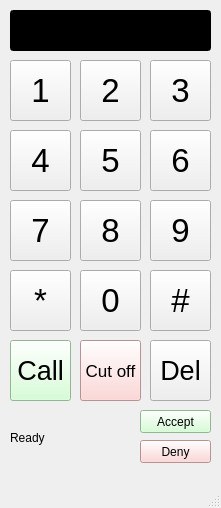
BBQHK/SIM800C_Phone, file SIM800C_PhoneCallUI.ui: the form before one commit.
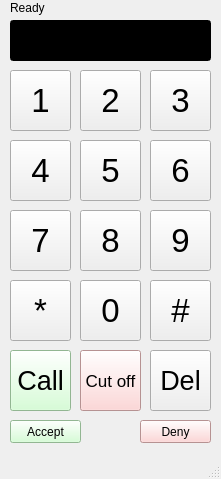
The form after the commit.

Diff of the .ui file:
```diff
--- a/SIM800C_PhoneCallUI.ui
+++ b/SIM800C_PhoneCallUI.ui
@@ -10,7 +10,7 @@
     <x>0</x>
     <y>0</y>
     <width>221</width>
-    <height>508</height>
+    <height>479</height>
    </rect>
   </property>
   <property name="windowTitle">
@@ -27,7 +27,7 @@
     <property name="geometry">
      <rect>
       <x>10</x>
-      <y>60</y>
+      <y>70</y>
       <width>61</width>
       <height>61</height>
      </rect>
@@ -45,7 +45,7 @@
     <property name="geometry">
      <rect>
       <x>80</x>
-      <y>60</y>
+      <y>70</y>
       <width>61</width>
       <height>61</height>
      </rect>
@@ -63,7 +63,7 @@
     <property name="geometry">
      <rect>
       <x>150</x>
-      <y>60</y>
+      <y>70</y>
       <width>61</width>
       <height>61</height>
      </rect>
@@ -81,7 +81,7 @@
     <property name="geometry">
      <rect>
       <x>10</x>
-      <y>130</y>
+      <y>140</y>
       <width>61</width>
       <height>61</height>
      </rect>
@@ -99,7 +99,7 @@
     <property name="geometry">
      <rect>
       <x>80</x>
-      <y>130</y>
+      <y>140</y>
       <width>61</width>
       <height>61</height>
      </rect>
@@ -117,7 +117,7 @@
     <property name="geometry">
      <rect>
       <x>150</x>
-      <y>130</y>
+      <y>140</y>
       <width>61</width>
       <height>61</height>
      </rect>
@@ -135,7 +135,7 @@
     <property name="geometry">
      <rect>
       <x>10</x>
-      <y>200</y>
+      <y>210</y>
       <width>61</width>
       <height>61</height>
      </rect>
@@ -153,7 +153,7 @@
     <property name="geometry">
      <rect>
       <x>80</x>
-      <y>200</y>
+      <y>210</y>
       <width>61</width>
       <height>61</height>
      </rect>
@@ -171,7 +171,7 @@
     <property name="geometry">
      <rect>
       <x>150</x>
-      <y>200</y>
+      <y>210</y>
       <width>61</width>
       <height>61</height>
      </rect>
@@ -189,7 +189,7 @@
     <property name="geometry">
      <rect>
       <x>10</x>
-      <y>270</y>
+      <y>280</y>
       <width>61</width>
       <height>61</height>
      </rect>
@@ -207,7 +207,7 @@
     <property name="geometry">
      <rect>
       <x>80</x>
-      <y>270</y>
+      <y>280</y>
       <width>61</width>
       <height>61</height>
      </rect>
@@ -225,7 +225,7 @@
     <property name="geometry">
      <rect>
       <x>150</x>
-      <y>270</y>
+      <y>280</y>
       <width>61</width>
       <height>61</height>
      </rect>
@@ -243,7 +243,7 @@
     <property name="geometry">
      <rect>
       <x>10</x>
-      <y>340</y>
+      <y>350</y>
       <width>61</width>
       <height>61</height>
      </rect>
@@ -264,7 +264,7 @@
     <property name="geometry">
      <rect>
       <x>10</x>
-      <y>10</y>
+      <y>20</y>
       <width>201</width>
       <height>41</height>
      </rect>
@@ -285,7 +285,7 @@
     <property name="geometry">
      <rect>
       <x>150</x>
-      <y>340</y>
+      <y>350</y>
       <width>61</width>
       <height>61</height>
      </rect>
@@ -306,7 +306,7 @@
     <property name="geometry">
      <rect>
       <x>80</x>
-      <y>340</y>
+      <y>350</y>
       <width>61</width>
       <height>61</height>
      </rect>
@@ -330,8 +330,8 @@
     <property name="geometry">
      <rect>
       <x>10</x>
-      <y>430</y>
-      <width>121</width>
+      <y>0</y>
+      <width>141</width>
       <height>16</height>
      </rect>
     </property>
@@ -348,8 +348,8 @@
    <widget class="QPushButton" name="pushButton_accept">
     <property name="geometry">
      <rect>
-      <x>140</x>
-      <y>410</y>
+      <x>10</x>
+      <y>420</y>
       <width>71</width>
       <height>23</height>
      </rect>
@@ -365,7 +365,7 @@
     <property name="geometry">
      <rect>
       <x>140</x>
-      <y>440</y>
+      <y>420</y>
       <width>71</width>
       <height>23</height>
      </rect>
```
